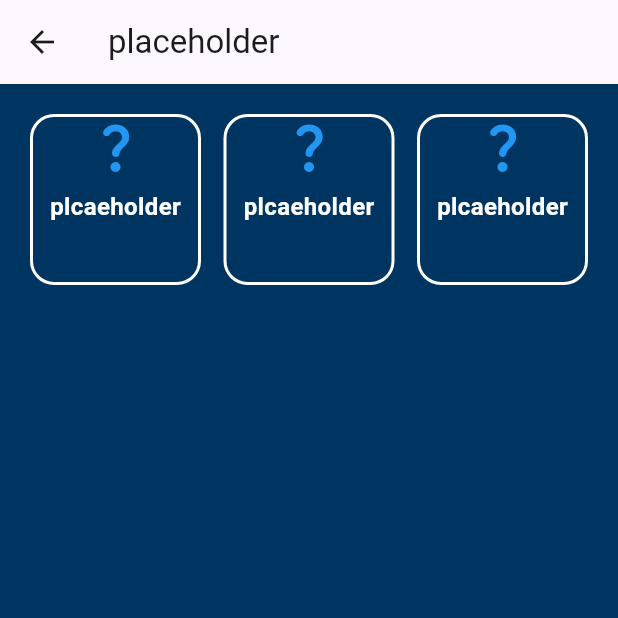
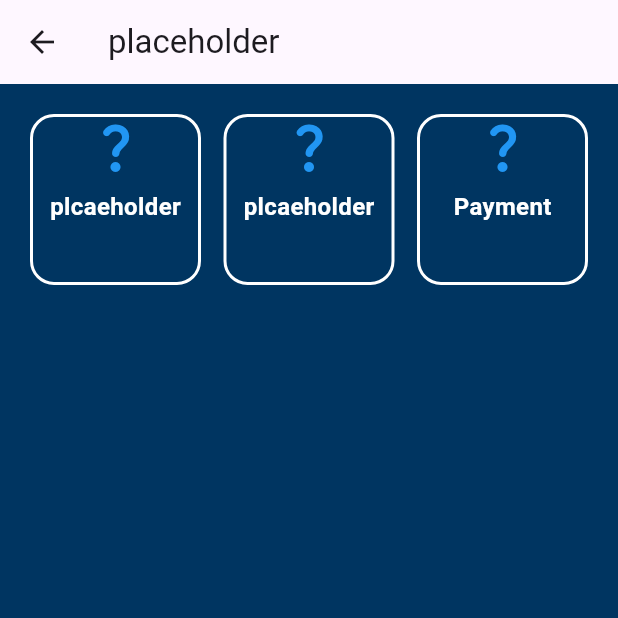
Before and after one commit to miguelvalentino/mobile_banking, a Flutter app: the HomeScreen screen opened directly, on a phone screen of 412 x 824 dp, the top half of it. Run offline on Flutter 3.47's test engine with Material 3 defaults, Android fonts, the light colour scheme and no system bars; our stand-ins replace popover.

Commit message:
add payment to homescreen

```diff
--- a/lib/home_screen.dart
+++ b/lib/home_screen.dart
@@ -1,4 +1,5 @@
 import 'package:flutter/material.dart';
+import 'package:mobile_banking/payment.dart';
 
 class HomeScreen extends StatelessWidget {
   const HomeScreen({super.key});
@@ -29,10 +30,10 @@ class HomeScreen extends StatelessWidget {
                 MaterialPageRoute(builder:(context)=>const Placeholder())
               );
             }),
-            GridButton(context,Icons.question_mark_rounded,'plcaeholder',() {
+            GridButton(context,Icons.question_mark_rounded,'Payment',() {
               Navigator.push(
                 context,
-                MaterialPageRoute(builder:(context)=>const Placeholder())
+                MaterialPageRoute(builder:(context)=> PaymentPage())
               );
             }),
           ],
```
